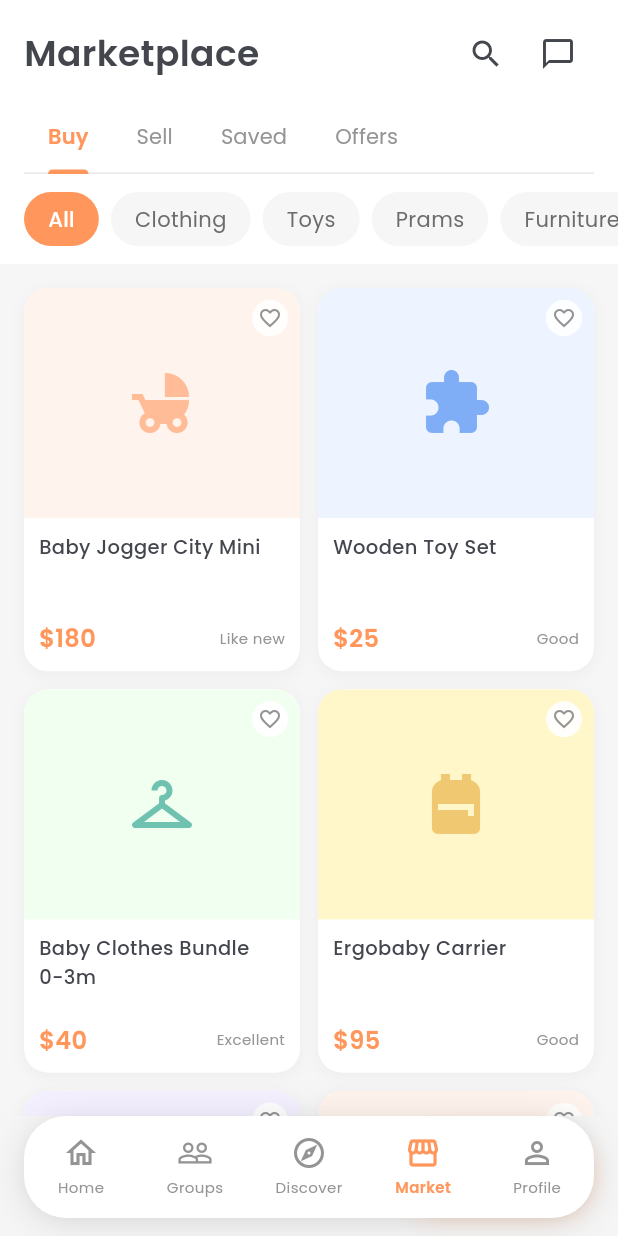
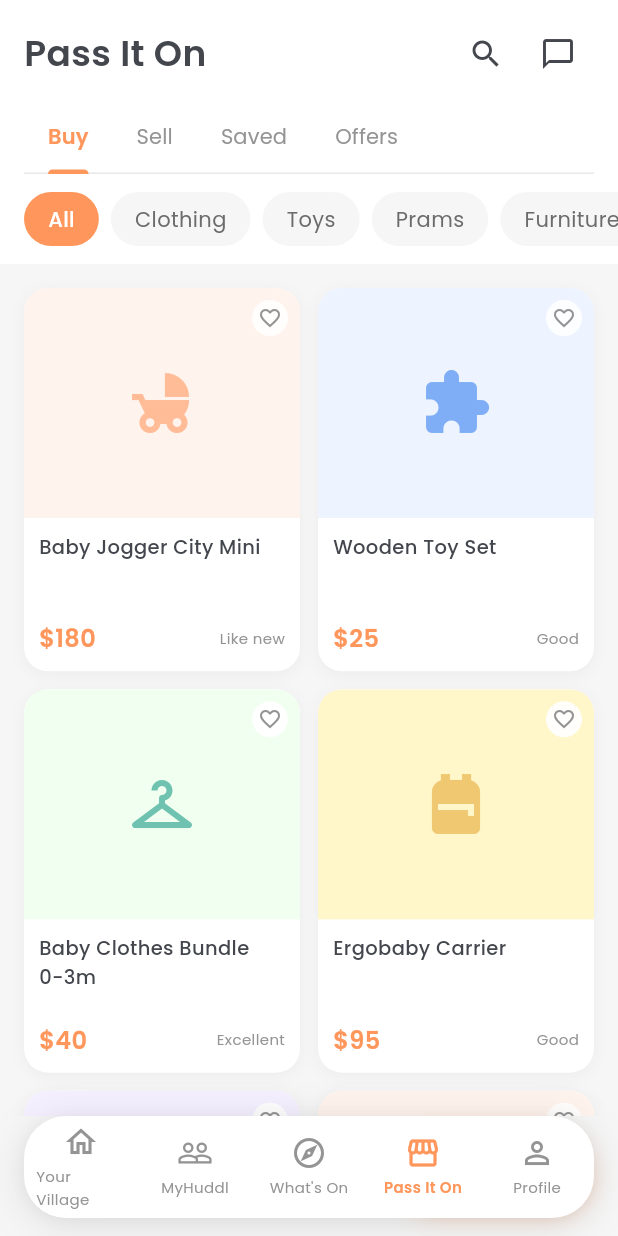
Before and after one commit to cdcruz007/huddl, a Flutter app: the MainShell screen opened by its route, item 4 of the bottom bar chosen, on a phone screen of 412 x 824 dp. Run offline on Flutter 3.47's test engine with Material 3 defaults, Android fonts, the phone set to English and light mode, and no system bars; our stand-ins replace cached_network_image, file_picker, google_fonts, image_picker, shared_preferences; accounts and stored records are empty; network calls fail.

Commit message:
Rename bottom nav: Home→Your Village, Groups→MyHuddl, Discover→What's On, Market→Pass It On

```diff
--- a/lib/screens/events/events_screen.dart
+++ b/lib/screens/events/events_screen.dart
@@ -90,7 +90,7 @@ class _EventsScreenState extends State<EventsScreen>
                     mainAxisAlignment: MainAxisAlignment.spaceBetween,
                     children: [
                       Text(
-                        'Discover',
+                        "What's On",
                         style: GoogleFonts.poppins(
                           fontSize: 24,
                           fontWeight: FontWeight.w700,
--- a/lib/screens/groups/groups_screen.dart
+++ b/lib/screens/groups/groups_screen.dart
@@ -88,7 +88,7 @@ class _GroupsScreenState extends State<GroupsScreen>
                 crossAxisAlignment: CrossAxisAlignment.start,
                 children: [
                   Text(
-                    'Groups',
+                    'MyHuddl',
                     style: GoogleFonts.poppins(
                       fontSize: 24,
                       fontWeight: FontWeight.w600,
--- a/lib/screens/main_shell.dart
+++ b/lib/screens/main_shell.dart
@@ -64,28 +64,28 @@ class _MainShellState extends State<MainShell> {
                   _NavItem(
                     icon: Icons.home_outlined,
                     activeIcon: Icons.home,
-                    label: 'Home',
+                    label: 'Your Village',
                     isActive: _currentIndex == 0,
                     onTap: () => setState(() => _currentIndex = 0),
                   ),
                   _NavItem(
                     icon: Icons.people_outline,
                     activeIcon: Icons.people,
-                    label: 'Groups',
+                    label: 'MyHuddl',
                     isActive: _currentIndex == 1,
                     onTap: () => setState(() => _currentIndex = 1),
                   ),
                   _NavItem(
                     icon: Icons.explore_outlined,
                     activeIcon: Icons.explore,
-                    label: 'Discover',
+                    label: "What's On",
                     isActive: _currentIndex == 2,
                     onTap: () => setState(() => _currentIndex = 2),
                   ),
                   _NavItem(
                     icon: Icons.storefront_outlined,
                     activeIcon: Icons.storefront,
-                    label: 'Market',
+                    label: 'Pass It On',
                     isActive: _currentIndex == 3,
                     onTap: () => setState(() => _currentIndex = 3),
                   ),
--- a/lib/screens/marketplace/marketplace_screen.dart
+++ b/lib/screens/marketplace/marketplace_screen.dart
@@ -45,7 +45,7 @@ class _MarketplaceScreenState extends State<MarketplaceScreen>
                     mainAxisAlignment: MainAxisAlignment.spaceBetween,
                     children: [
                       Text(
-                        'Marketplace',
+                        'Pass It On',
                         style: GoogleFonts.poppins(
                           fontSize: 24,
                           fontWeight: FontWeight.w600,
```
